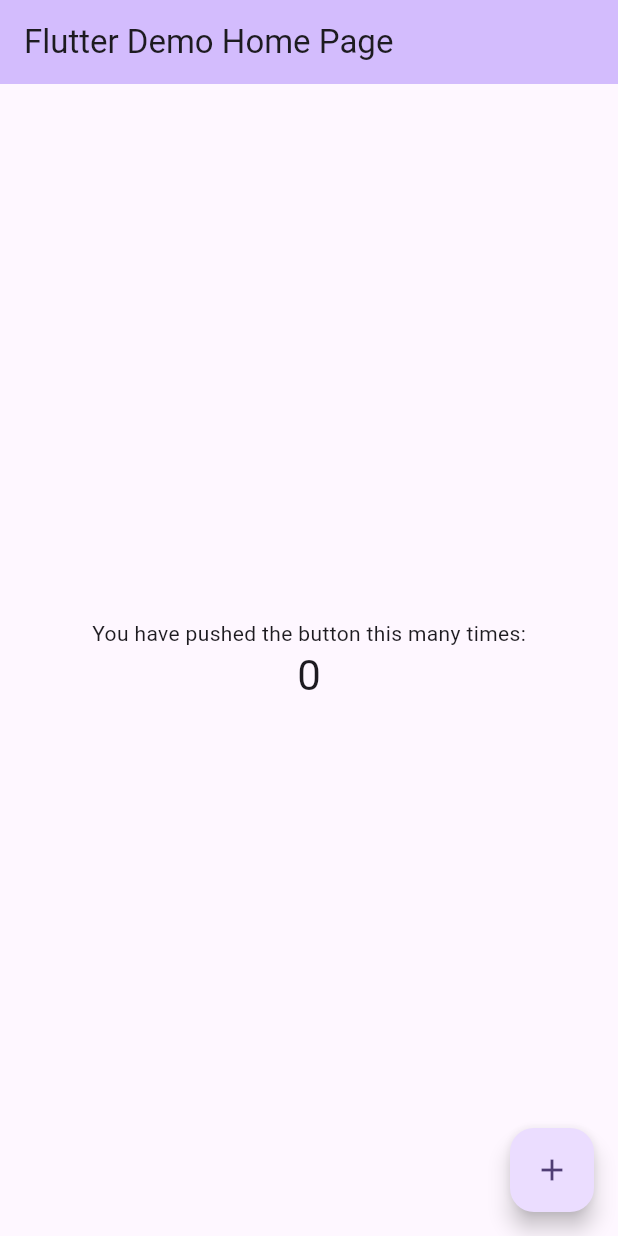
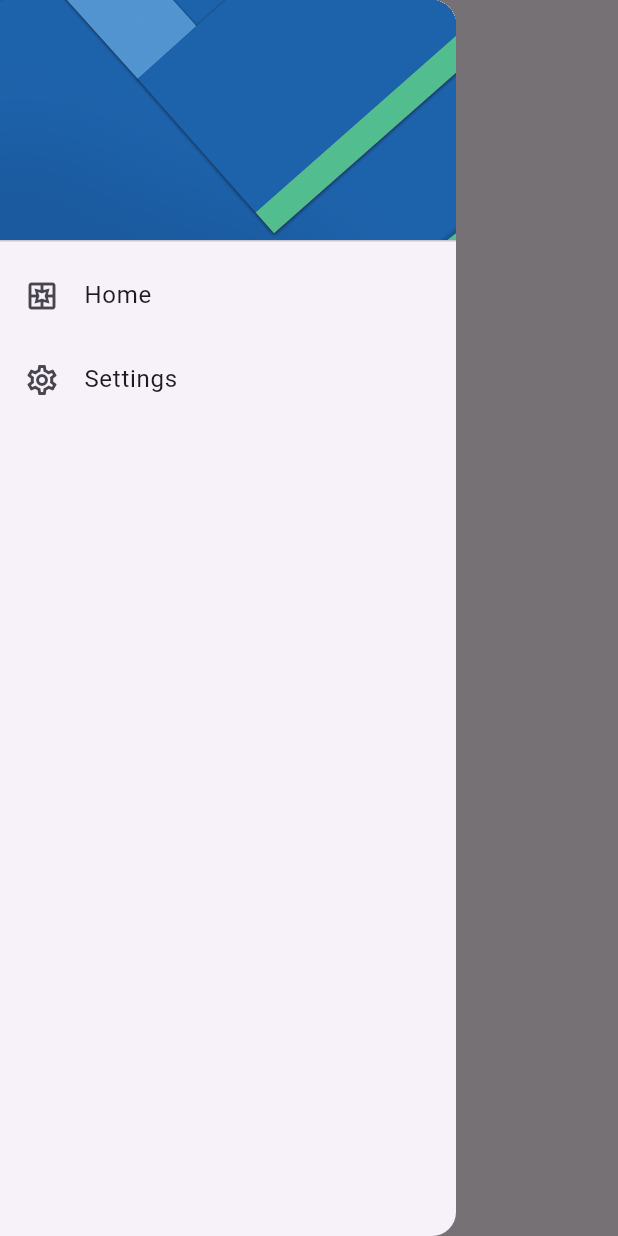
Before and after one commit to JesusRangelDiaz/preferences_app, a Flutter app: the screen it shows after launch, with the side drawer open (before the commit the screen has no drawer), on a phone screen of 412 x 824 dp. Run offline on Flutter 3.47's test engine with Material 3 defaults, Android fonts, the phone set to English and light mode, and no system bars.

Commit message:
feat: :green_heart: Added home and settings screens. Added a hamburger menu in the side_menu widget. Defined navigation through side_menu, using main.dart as general container. added barrel files for screens and widgets folders. Added background image in assets folder for side_menu.

```diff
--- a/lib/main.dart
+++ b/lib/main.dart
@@ -1,125 +1,21 @@
 import 'package:flutter/material.dart';
+import 'package:preferences_app/screens/screens.dart';
 
-void main() {
-  runApp(const MyApp());
-}
+void main() => runApp(const MyApp());
 
 class MyApp extends StatelessWidget {
   const MyApp({super.key});
 
-  // This widget is the root of your application.
   @override
   Widget build(BuildContext context) {
     return MaterialApp(
-      title: 'Flutter Demo',
-      theme: ThemeData(
-        // This is the theme of your application.
-        //
-        // TRY THIS: Try running your application with "flutter run". You'll see
-        // the application has a purple toolbar. Then, without quitting the app,
-        // try changing the seedColor in the colorScheme below to Colors.green
-        // and then invoke "hot reload" (save your changes or press the "hot
-        // reload" button in a Flutter-supported IDE, or press "r" if you used
-        // the command line to start the app).
-        //
-        // Notice that the counter didn't reset back to zero; the application
-        // state is not lost during the reload. To reset the state, use hot
-        // restart instead.
-        //
-        // This works for code too, not just values: Most code changes can be
-        // tested with just a hot reload.
-        colorScheme: ColorScheme.fromSeed(seedColor: Colors.deepPurple),
-        useMaterial3: true,
-      ),
-      home: const MyHomePage(title: 'Flutter Demo Home Page'),
+      debugShowCheckedModeBanner: false,
+      title: 'Material App',
+      initialRoute: HomeScreen.routerName,
+      routes: {
+        HomeScreen.routerName:(_) => const HomeScreen(),
+        SettingsScreen.routerName:(_) => const SettingsScreen()
+      },
     );
   }
 }
-
-class MyHomePage extends StatefulWidget {
-  const MyHomePage({super.key, required this.title});
-
-  // This widget is the home page of your application. It is stateful, meaning
-  // that it has a State object (defined below) that contains fields that affect
-  // how it looks.
-
-  // This class is the configuration for the state. It holds the values (in this
-  // case the title) provided by the parent (in this case the App widget) and
-  // used by the build method of the State. Fields in a Widget subclass are
-  // always marked "final".
-
-  final String title;
-
-  @override
-  State<MyHomePage> createState() => _MyHomePageState();
-}
-
-class _MyHomePageState extends State<MyHomePage> {
-  int _counter = 0;
-
-  void _incrementCounter() {
-    setState(() {
-      // This call to setState tells the Flutter framework that something has
-      // changed in this State, which causes it to rerun the build method below
-      // so that the display can reflect the updated values. If we changed
-      // _counter without calling setState(), then the build method would not be
-      // called again, and so nothing would appear to happen.
-      _counter++;
-    });
-  }
-
-  @override
-  Widget build(BuildContext context) {
-    // This method is rerun every time setState is called, for instance as done
-    // by the _incrementCounter method above.
-    //
-    // The Flutter framework has been optimized to make rerunning build methods
-    // fast, so that you can just rebuild anything that needs updating rather
-    // than having to individually change instances of widgets.
-    return Scaffold(
-      appBar: AppBar(
-        // TRY THIS: Try changing the color here to a specific color (to
-        // Colors.amber, perhaps?) and trigger a hot reload to see the AppBar
-        // change color while the other colors stay the same.
-        backgroundColor: Theme.of(context).colorScheme.inversePrimary,
-        // Here we take the value from the MyHomePage object that was created by
-        // the App.build method, and use it to set our appbar title.
-        title: Text(widget.title),
-      ),
-      body: Center(
-        // Center is a layout widget. It takes a single child and positions it
-        // in the middle of the parent.
-        child: Column(
-          // Column is also a layout widget. It takes a list of children and
-          // arranges them vertically. By default, it sizes itself to fit its
-          // children horizontally, and tries to be as tall as its parent.
-          //
-          // Column has various properties to control how it sizes itself and
-          // how it positions its children. Here we use mainAxisAlignment to
-          // center the children vertically; the main axis here is the vertical
-          // axis because Columns are vertical (the cross axis would be
-          // horizontal).
-          //
-          // TRY THIS: Invoke "debug painting" (choose the "Toggle Debug Paint"
-          // action in the IDE, or press "p" in the console), to see the
-          // wireframe for each widget.
-          mainAxisAlignment: MainAxisAlignment.center,
-          children: <Widget>[
-            const Text(
-              'You have pushed the button this many times:',
-            ),
-            Text(
-              '$_counter',
-              style: Theme.of(context).textTheme.headlineMedium,
-            ),
-          ],
-        ),
-      ),
-      floatingActionButton: FloatingActionButton(
-        onPressed: _incrementCounter,
-        tooltip: 'Increment',
-        child: const Icon(Icons.add),
-      ), // This trailing comma makes auto-formatting nicer for build methods.
-    );
-  }
-}
--- /dev/null
+++ b/lib/screens/home_screen.dart
@@ -0,0 +1,22 @@
+import 'package:flutter/material.dart';
+import 'package:preferences_app/widgets/widgets.dart';
+
+class HomeScreen extends StatelessWidget {
+
+  static const String routerName='home';
+
+  const HomeScreen({super.key});
+
+  @override
+  Widget build(BuildContext context) {
+    return Scaffold(
+      appBar: AppBar(
+        title: const Text('HomeScreen'),
+      ),
+      drawer: const SideMenu(),
+      body: const Center(
+         child: Text('HomeScreen'),
+      ),
+    );
+  }
+}
--- /dev/null
+++ b/lib/screens/screens.dart
@@ -0,0 +1,2 @@
+export 'home_screen.dart';
+export 'settings_screens.dart';
--- /dev/null
+++ b/lib/screens/settings_screens.dart
@@ -0,0 +1,22 @@
+import 'package:flutter/material.dart';
+import 'package:preferences_app/widgets/widgets.dart';
+
+class SettingsScreen extends StatelessWidget {
+
+  static const String routerName='settings';
+
+  const SettingsScreen({super.key});
+
+  @override
+  Widget build(BuildContext context) {
+    return Scaffold(
+      appBar: AppBar(
+        title: const Text('Settings'),
+      ),
+      drawer: const SideMenu() ,
+      body: const Center(
+         child: Text('SettingsScreen'),
+      ),
+    );
+  }
+}
--- /dev/null
+++ b/lib/widgets/side_menu.dart
@@ -0,0 +1,47 @@
+import 'package:flutter/material.dart';
+import 'package:preferences_app/screens/screens.dart';
+
+class SideMenu extends StatelessWidget {
+  const SideMenu({super.key});
+
+  @override
+  Widget build(BuildContext context) {
+    return Drawer(
+      child: ListView(
+        padding: EdgeInsets.zero,
+        children:  [
+          _DrawerHeader(),
+          ListTile(
+            leading: const Icon(Icons.pages_outlined),
+            title: const Text('Home'),
+            onTap: (){
+              Navigator.pushReplacementNamed(context, HomeScreen.routerName);
+            },
+          ),
+          ListTile(
+            leading: const Icon(Icons.settings_outlined),
+            title: const Text('Settings'),
+            onTap: (){
+              Navigator.pushReplacementNamed(context, SettingsScreen.routerName);
+            },
+          )
+        ],
+      ),
+    );
+  }
+}
+
+class _DrawerHeader extends StatelessWidget {
+
+  @override
+  Widget build(BuildContext context) {
+    return DrawerHeader(
+      decoration: const BoxDecoration(
+        image: DecorationImage(
+          image: AssetImage('assets/menu-img.jpg'),
+          fit: BoxFit.cover
+        ),
+      ),
+      child: Container());
+  }
+}
--- /dev/null
+++ b/lib/widgets/widgets.dart
@@ -0,0 +1 @@
+export 'side_menu.dart';
--- a/pubspec.yaml
+++ b/pubspec.yaml
@@ -59,8 +59,8 @@ flutter:
   uses-material-design: true
 
   # To add assets to your application, add an assets section, like this:
-  # assets:
-  #   - images/a_dot_burr.jpeg
+  assets:
+    - assets/
   #   - images/a_dot_ham.jpeg
 
   # An image asset can refer to one or more resolution-specific "variants", see
```
Also changed, not shown: assets/menu-img.jpg (added).
